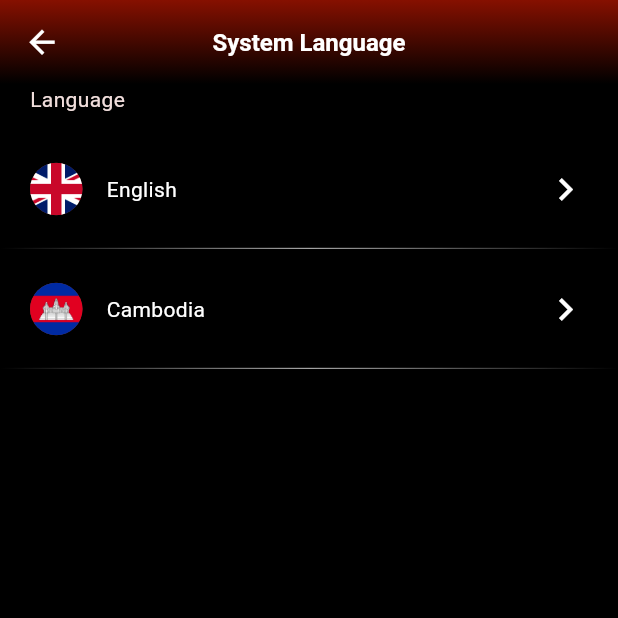
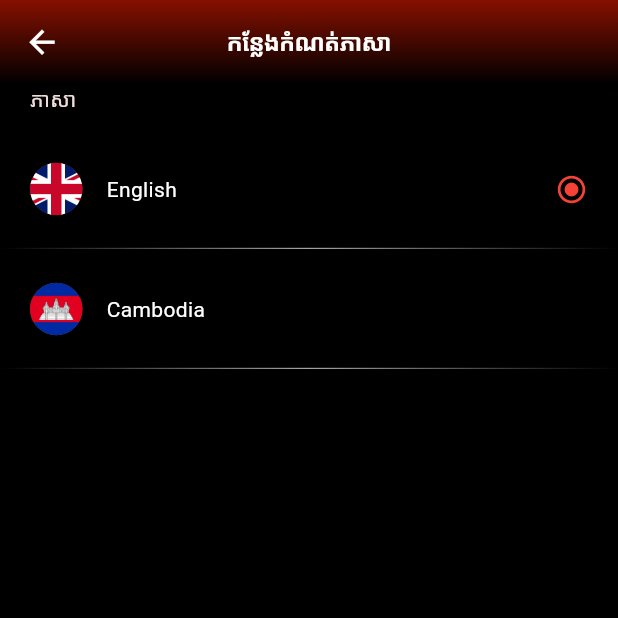
Before and after one commit to leangsengLy/Legend_Cinema, a Flutter app: the Account screen opened directly, after a tap on "System Language", on a phone screen of 412 x 824 dp, the top half of it. Run offline on Flutter 3.47's test engine with Material 3 defaults, Android fonts, the phone set to English and light mode, and no system bars; our stand-ins replace flutter_riverpod, gradient_borders; generated files the repository leaves out were written again.

Commit message:
update new language success

```diff
--- /dev/null
+++ b/legend_cinema/lib/Component/Provider/translate/country.dart
@@ -0,0 +1,5 @@
+import 'package:flutter_riverpod/flutter_riverpod.dart';
+
+final language = StateProvider<String>((ref) {
+  return "km";
+});
--- a/legend_cinema/lib/Component/Screen/default_screen_background.dart
+++ b/legend_cinema/lib/Component/Screen/default_screen_background.dart
@@ -1,21 +1,43 @@
 import 'package:flutter/material.dart';
+import 'package:flutter_riverpod/flutter_riverpod.dart';
+import 'package:flutter_gen/gen_l10n/app_localizations.dart';
+import 'package:legend_cinema/Component/Provider/translate/country.dart';
 
-class DefaultScreenBackground extends StatelessWidget {
+class DefaultScreenBackground extends ConsumerWidget {
   const DefaultScreenBackground(
       {super.key, required this.title, required this.content});
   final String title;
   final Widget content;
   @override
-  Widget build(BuildContext context) {
+  Widget build(BuildContext context, WidgetRef ref) {
     return Scaffold(
       backgroundColor: Colors.black,
       appBar: AppBar(
-        title: Text(
-          title,
-          style: const TextStyle(
-            color: Colors.white,
-            fontSize: 16,
-            fontWeight: FontWeight.bold,
+        title: Localizations.override(
+          context: context,
+          locale: Locale(ref.watch(language).toString()),
+          child: Builder(
+            builder: (context) {
+              if (title == "System Language") {
+                return Text(
+                  AppLocalizations.of(context)!.system_language,
+                  style: const TextStyle(
+                    color: Colors.white,
+                    fontSize: 16,
+                    fontWeight: FontWeight.bold,
+                  ),
+                );
+              } else {
+                return Text(
+                  AppLocalizations.of(context)!.language,
+                  style: const TextStyle(
+                    color: Colors.white,
+                    fontSize: 16,
+                    fontWeight: FontWeight.bold,
+                  ),
+                );
+              }
+            },
           ),
         ),
         centerTitle: true, // Th
--- a/legend_cinema/lib/Pages/language.dart
+++ b/legend_cinema/lib/Pages/language.dart
@@ -1,9 +1,31 @@
 import 'package:flutter/material.dart';
 import 'package:flutter_gen/gen_l10n/app_localizations.dart';
+import 'package:flutter_riverpod/flutter_riverpod.dart';
+import 'package:legend_cinema/Component/Provider/translate/country.dart';
 
-class Language extends StatelessWidget {
+class Language extends ConsumerStatefulWidget {
   const Language({super.key, this.onSelectLanguage});
   final Function? onSelectLanguage;
+
+  @override
+  ConsumerState<Language> createState() {
+    return LanguageState();
+  }
+}
+
+class LanguageState extends ConsumerState<Language> {
+  var checkLanguage = "English";
+  @override
+  void initState() {
+    super.initState();
+  }
+
+  void selectLanguage(String language) {
+    setState(() {
+      checkLanguage = language;
+    });
+  }
+
   @override
   Widget build(BuildContext context) {
     return SizedBox(
@@ -16,7 +38,7 @@ class Language extends StatelessWidget {
             padding: const EdgeInsets.symmetric(horizontal: 20),
             child: Localizations.override(
               context: context,
-              locale: const Locale('en'),
+              locale: Locale(ref.watch(language).toString()),
               child: Builder(
                 builder: (context) {
                   return Text(AppLocalizations.of(context)!.language);
@@ -28,7 +50,8 @@ class Language extends StatelessWidget {
           ...["English", "Cambodia"].map((val) {
             return InkWell(
               onTap: () {
-                onSelectLanguage!(val);
+                widget.onSelectLanguage!(val);
+                selectLanguage(val);
               },
               child: Stack(
                 children: [
@@ -81,17 +104,16 @@ class Language extends StatelessWidget {
                               style: const TextStyle(
                                 color: Colors.white,
                               ),
-                              // style: Theme.of(context).textTheme.bodyMedium!.copyWith(
-                              //       color: Theme.of(context).colorScheme.onPrimary,
-                              //     ),
                             ),
                           ],
                         ),
-                        const Icon(
-                          Icons.chevron_right,
-                          color: Colors.white,
-                          size: 30,
-                        )
+                        checkLanguage == val
+                            ? const Icon(
+                                Icons.radio_button_checked,
+                                color: Colors.red,
+                                size: 22,
+                              )
+                            : const Text("")
                       ],
                     ),
                   ),
--- a/legend_cinema/lib/Screen/more/account.dart
+++ b/legend_cinema/lib/Screen/more/account.dart
@@ -1,20 +1,37 @@
 import 'package:flutter/material.dart';
+import 'package:flutter_riverpod/flutter_riverpod.dart';
 import 'package:legend_cinema/Component/More/Account/tab_account.dart';
 import 'package:legend_cinema/Component/Screen/default_screen_background.dart';
 import 'package:legend_cinema/Pages/contact.dart';
 import 'package:legend_cinema/Pages/language.dart';
+import 'package:legend_cinema/Component/Provider/translate/country.dart';
 
-class Account extends StatefulWidget {
+class Account extends ConsumerStatefulWidget {
   const Account({super.key});
   @override
-  State<Account> createState() {
+  ConsumerState<Account> createState() {
     return AccountState();
   }
 }
 
-class AccountState extends State<Account> {
+class AccountState extends ConsumerState<Account> {
+  var selectLanguage = "";
   void onSelectLanguage(String selected) {
     print(selected);
+    setState(() {
+      if (selected == "English") {
+        ref.watch(language.notifier).state = "en";
+      } else {
+        ref.watch(language.notifier).state = "km";
+      }
+      selectLanguage = selected;
+    });
+  }
+
+  @override
+  void initState() {
+    super.initState();
+    // You can use ref here if needed, e.g., to initialize something
   }
 
   void onClickTabFeature(String title) {
--- a/legend_cinema/lib/l10n/app_en.arb
+++ b/legend_cinema/lib/l10n/app_en.arb
@@ -1,7 +1,7 @@
 {
   "hello": "Hello",
   "language": "Language",
-  "@hello": {
-    "description": "A greeting"
-  }
+  "english": "English",
+  "cambodia": "Cambodia",
+  "system_language": "System Lanuage"
 }
--- a/legend_cinema/lib/l10n/app_km.arb
+++ b/legend_cinema/lib/l10n/app_km.arb
@@ -1,4 +1,7 @@
 {
     "hello":"សួរស្តី",
-    "language": "ភាសា"
+    "language": "ភាសា",
+    "English": "អង់គ្លេស",
+    "Cambodia": "កម្ពុជា",
+    "system_language": "កន្លែងកំណត់ភាសា"
 }
--- /dev/null
+++ b/legend_cinema/lib/l10n/app_th.arb
@@ -0,0 +1,5 @@
+{
+  "hello": "Thai",
+  "language": "Thai Language"
+
+}
--- a/legend_cinema/lib/main.dart
+++ b/legend_cinema/lib/main.dart
@@ -30,7 +30,6 @@ void main() {
         ),
         localizationsDelegates: AppLocalizations.localizationsDelegates,
         supportedLocales: AppLocalizations.supportedLocales,
-        locale: const Locale('en'),
         home: const Mainlegend(),
       ),
     ),
```
